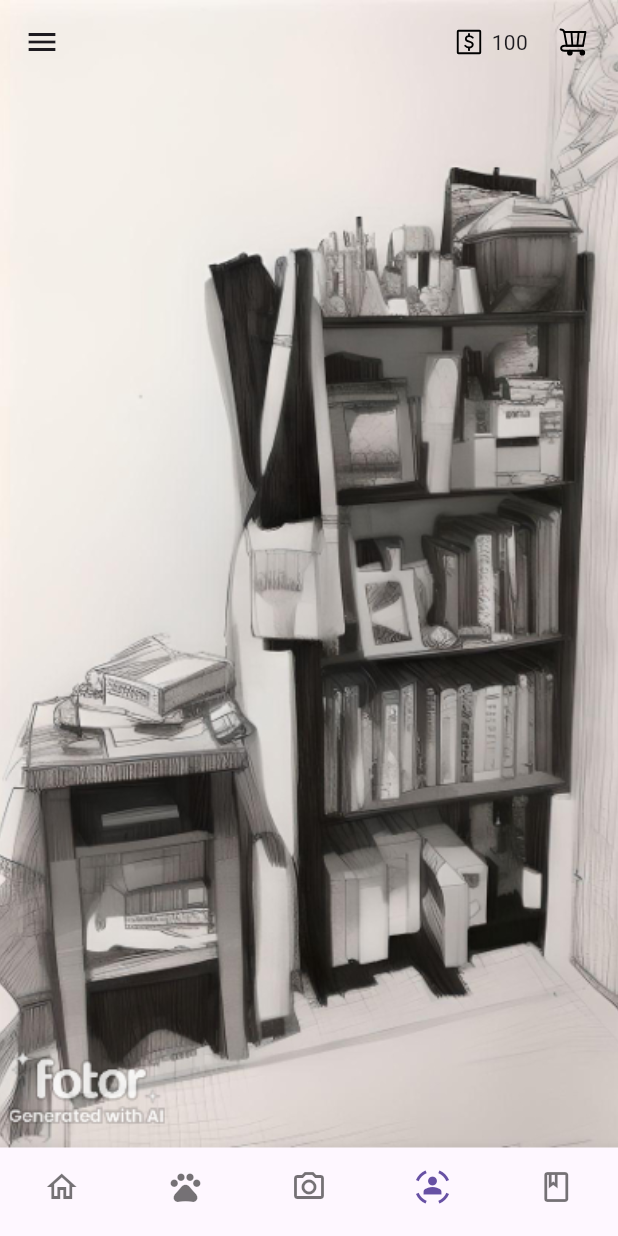
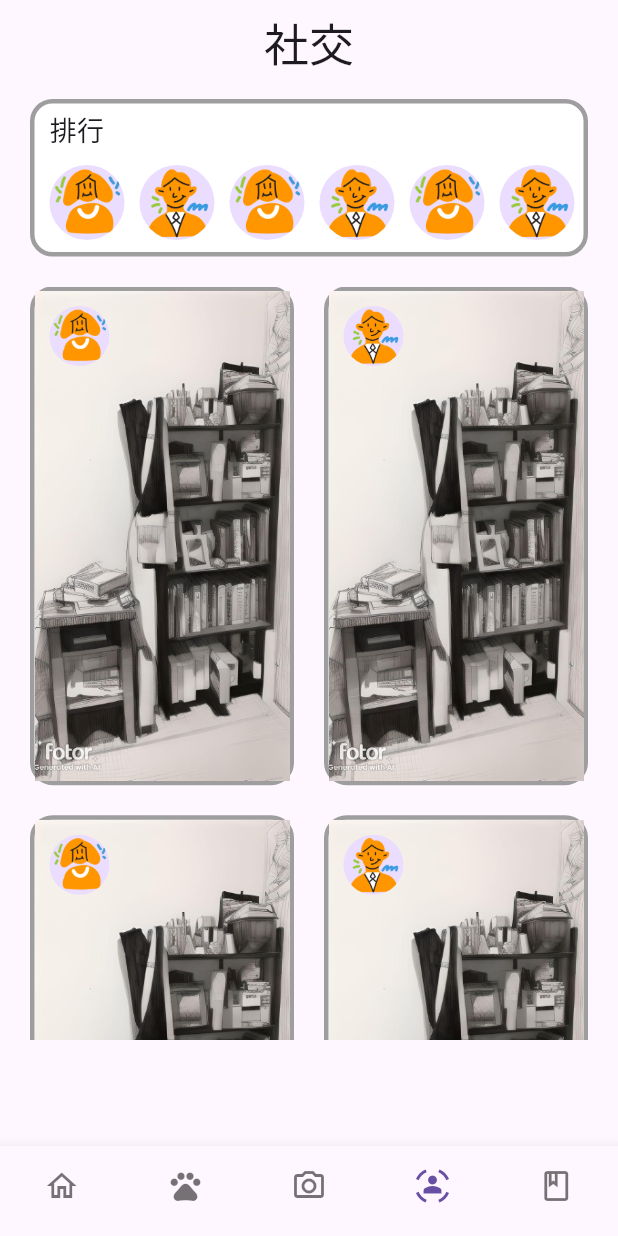
Before and after one commit to Gaexpa/FlutterApp1, a Flutter app: the screen it shows after launch, item 4 of the bottom bar chosen, on a phone screen of 412 x 824 dp. Run offline on Flutter 3.47's test engine with Material 3 defaults, Android fonts, the phone set to English and light mode, and no system bars; our stand-ins replace flutter_svg, go_router, image_picker; missing offline and left inert: flutter_tflite.

Commit message:
社交頁面大致完成

```diff
--- a/lib/navigations/app_navigation.dart
+++ b/lib/navigations/app_navigation.dart
@@ -1,6 +1,7 @@
 import 'package:demo/pages/home_page.dart';
 import 'package:demo/pages/level/level_page.dart';
 import 'package:demo/pages/pet/pet_page.dart';
+import 'package:demo/pages/social/social_page.dart';
 import 'package:demo/pages/wrappers/main_wrapper.dart';
 import 'package:flutter/cupertino.dart';
 import 'package:go_router/go_router.dart';
@@ -21,6 +22,8 @@ class AppNavigation {
       GlobalKey<NavigatorState>(debugLabel: "shellPet");
   static final _rootNavigatorLevel =
       GlobalKey<NavigatorState>(debugLabel: "shellLevel");
+  static final _rootNavigatorSocial =
+      GlobalKey<NavigatorState>(debugLabel: "shellSocial");
 
   /// Go Router 設定
   static final GoRouter router = GoRouter(
@@ -79,6 +82,20 @@ class AppNavigation {
                   })
             ],
           ),
+          /// Branch Social
+          StatefulShellBranch(
+            navigatorKey: _rootNavigatorSocial,
+            routes: [
+              GoRoute(
+                  path: "/social",
+                  name: "Social",
+                  builder: (context, state) {
+                    return SocialPage(
+                      key: state.pageKey,
+                    );
+                  })
+            ],
+          ),
         ],
       ),
     ],
--- /dev/null
+++ b/lib/pages/social/social_page.dart
@@ -0,0 +1,118 @@
+import 'package:demo/widgets/social_card.dart';
+import 'package:demo/widgets/social_ranking_avatar_circle.dart';
+import 'package:flutter/material.dart';
+
+class SocialPage extends StatefulWidget {
+  const SocialPage({super.key});
+
+  @override
+  State<SocialPage> createState() => _SocialPageState();
+}
+
+class _SocialPageState extends State<SocialPage> {
+  @override
+  Widget build(BuildContext context) {
+    final Size size = MediaQuery.of(context).size;
+
+    return Scaffold(
+      appBar: AppBar(
+        title: Text(
+          "社交",
+          style: TextStyle(fontSize: 30),
+        ),
+        centerTitle: true,
+      ),
+      body: Column(
+        crossAxisAlignment: CrossAxisAlignment.start,
+        children: [
+          /// 排行那一塊
+          Container(
+            margin: EdgeInsets.only(left: 20, top: 10, right: 20, bottom: 20),
+            width: size.width - 40,
+            height: 105,
+            decoration: BoxDecoration(
+              color: Colors.white,
+              border: Border.all(width: 3, color: Colors.grey),
+              borderRadius: BorderRadius.circular(15),
+            ),
+            child: Column(
+              crossAxisAlignment: CrossAxisAlignment.start,
+              children: [
+                /// 排行文字
+                Container(
+                  margin:
+                      EdgeInsets.only(left: 10, top: 5, right: 5, bottom: 5),
+                  child: Text(
+                    "排行",
+                    style: TextStyle(fontSize: 18),
+                  ),
+                ),
+
+                /// 顯示好友頭貼的可滑動列表
+                Scrollbar(
+                  child: SingleChildScrollView(
+                    scrollDirection: Axis.horizontal,
+                    padding:
+                        EdgeInsets.only(left: 10, top: 5, right: 5, bottom: 5),
+                    child: Row(
+                      children: [
+                        // 排行最多10個
+                        SocialRankingAvatarCircle(
+                            "assets/images/avatar_sample/female-avatar.png"),
+                        SocialRankingAvatarCircle(
+                            "assets/images/avatar_sample/male-avatar.png"),
+                        SocialRankingAvatarCircle(
+                            "assets/images/avatar_sample/female-avatar.png"),
+                        SocialRankingAvatarCircle(
+                            "assets/images/avatar_sample/male-avatar.png"),
+                        SocialRankingAvatarCircle(
+                            "assets/images/avatar_sample/female-avatar.png"),
+                        SocialRankingAvatarCircle(
+                            "assets/images/avatar_sample/male-avatar.png"),
+                        SocialRankingAvatarCircle(
+                            "assets/images/avatar_sample/female-avatar.png"),
+                        SocialRankingAvatarCircle(
+                            "assets/images/avatar_sample/male-avatar.png"),
+                        SocialRankingAvatarCircle(
+                            "assets/images/avatar_sample/female-avatar.png"),
+                        SocialRankingAvatarCircle(
+                            "assets/images/avatar_sample/anon-avatar.png"),
+                      ],
+                    ),
+                  ),
+                ),
+              ],
+            ),
+          ),
+
+          /// 下半顯示各用戶畫面
+          Container(
+            margin: EdgeInsets.only(left: 20, top: 0, right: 20, bottom: 20),
+            width: size.width - 40,
+            height: size.height - 322,
+            child: GridView(
+              gridDelegate: SliverGridDelegateWithFixedCrossAxisCount(
+                crossAxisCount: 2,
+                childAspectRatio: 0.5294,
+                mainAxisSpacing: 20,
+                crossAxisSpacing: 20,
+              ),
+              children: [
+                SocialCard('assets/images/bg_test.jpg',
+                    'assets/images/avatar_sample/female-avatar.png'),
+                SocialCard('assets/images/bg_test.jpg',
+                    'assets/images/avatar_sample/male-avatar.png'),
+                SocialCard('assets/images/bg_test.jpg',
+                    'assets/images/avatar_sample/female-avatar.png'),
+                SocialCard('assets/images/bg_test.jpg',
+                    'assets/images/avatar_sample/male-avatar.png'),
+                SocialCard('assets/images/bg_test.jpg',
+                    'assets/images/avatar_sample/female-avatar.png'),
+              ],
+            ),
+          ),
+        ],
+      ),
+    );
+  }
+}
--- a/lib/pages/wrappers/main_wrapper.dart
+++ b/lib/pages/wrappers/main_wrapper.dart
@@ -34,7 +34,9 @@ class _MainWrapperState extends State<MainWrapper> {
       // _pages[_selectedIndex],
 
       /// 畫面下方三個選項
-      bottomNavigationBar: BottomNavigationBar(
+      bottomNavigationBar: SizedBox(
+        height: 60,
+        child: BottomNavigationBar(
           /// 固定間距
           type: BottomNavigationBarType.fixed,
 
@@ -79,6 +81,7 @@ class _MainWrapperState extends State<MainWrapper> {
             ),
           ],
         ),
+      ),
     );
   }
 }
--- /dev/null
+++ b/lib/widgets/social_card.dart
@@ -0,0 +1,42 @@
+import 'package:flutter/material.dart';
+
+class SocialCard extends StatelessWidget {
+  var bgPath;
+  var avatarPath;
+
+  SocialCard(this.bgPath, this.avatarPath);
+
+  @override
+  Widget build(BuildContext context) {
+    return Container(
+      width: 175,
+      height: 330,
+      decoration: BoxDecoration(
+        color: Colors.white,
+        border: Border.all(width: 3, color: Colors.grey),
+        borderRadius: BorderRadius.circular(15),
+      ),
+      child: Stack(
+        children: [
+          /// 背景
+          Positioned.fill(
+            child: Image.asset(
+              bgPath,
+              fit: BoxFit.cover,
+            ),
+          ),
+
+          /// 頭像
+          Positioned(
+            left: 10,
+            top: 10,
+            child: CircleAvatar(
+              radius: 20,
+              backgroundImage: AssetImage(avatarPath),
+            ),
+          ),
+        ],
+      ),
+    );
+  }
+}
--- /dev/null
+++ b/lib/widgets/social_ranking_avatar_circle.dart
@@ -0,0 +1,19 @@
+import 'package:flutter/material.dart';
+
+class SocialRankingAvatarCircle extends StatelessWidget {
+  var avatarPath;
+
+  SocialRankingAvatarCircle(this.avatarPath);
+
+  @override
+  Widget build(BuildContext context) {
+    return Container(
+      margin: EdgeInsets.only(right: 10),
+      child: CircleAvatar(
+        radius: 25,
+        backgroundImage:
+        AssetImage(avatarPath),
+      ),
+    );
+  }
+}
--- a/pubspec.yaml
+++ b/pubspec.yaml
@@ -67,6 +67,7 @@ flutter:
     - assets/models/
     - assets/icons/
     - assets/images/
+    - assets/images/avatar_sample/
     - assets/images/level/
     - assets/images/pet_option_box_png/
   #   - images/a_dot_burr.jpeg
```
Also changed, not shown: assets/images/avatar_sample/anon-avatar.png (added), assets/images/avatar_sample/female-avatar.png (added), assets/images/avatar_sample/male-avatar.png (added), lib/pages/level/level_page.dart (indentation only). Lines whose indentation alone changed are shown as unchanged.
